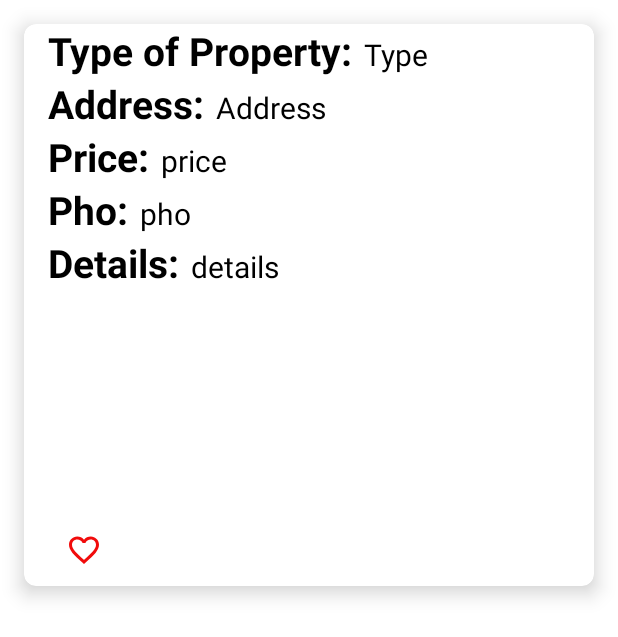
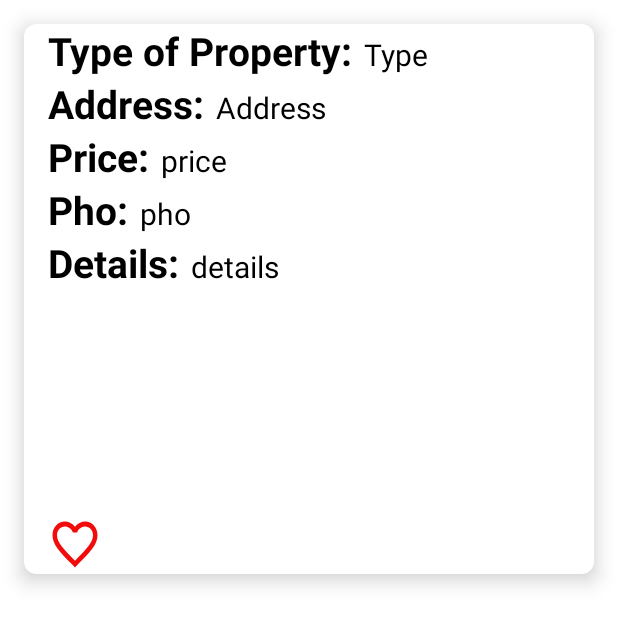
Before and after one commit to savitore/Tenant-Finder, an Android app: the layout list_item.xml on its own in the app's theme, with its tools: preview values and no code run, on a phone screen of 412 x 824 dp. Shown: the top 637 px of the screen. Run offline under Robolectric (Android 15) with nearby library versions, the phone set to English and light mode, and no system bars.

Commit message:
Almost done3.

```diff
--- a/app/src/main/AndroidManifest.xml
+++ b/app/src/main/AndroidManifest.xml
@@ -1,6 +1,6 @@
 <?xml version="1.0" encoding="utf-8"?>
 <manifest xmlns:android="http://schemas.android.com/apk/res/android"
-    package="com.example.tenantfinder" >
+    package="com.example.tenantfinder">
 
     <uses-permission android:name="android.permission.READ_EXTERNAL_STORAGE" />
     <uses-permission android:name="android.permission.INTERNET" />
@@ -11,7 +11,7 @@
         android:label="@string/app_name"
         android:roundIcon="@mipmap/ic_launcher_round"
         android:supportsRtl="true"
-        android:theme="@style/Theme.TenantFinder" >
+        android:theme="@style/Theme.TenantFinder">
         <activity
             android:name=".Profile"
             android:exported="false" />
@@ -29,7 +29,7 @@
             android:exported="false" />
         <activity
             android:name=".WelcomeScreen"
-            android:exported="true" >
+            android:exported="true">
             <intent-filter>
                 <action android:name="android.intent.action.MAIN" />
 
--- a/app/src/main/java/com/example/tenantfinder/MainActivity.java
+++ b/app/src/main/java/com/example/tenantfinder/MainActivity.java
@@ -94,6 +94,10 @@ public class MainActivity extends AppCompatActivity {
                 Intent intent1 = new Intent(MainActivity.this, AddProperty.class);
                 startActivity(intent1);
                 return true;
+//            case R.id.item3:
+//                Intent intent3 = new Intent(MainActivity.this,ViewLiked.class);
+//                startActivity(intent3);
+//                return true;
             case R.id.item2:
                 signout();
                 break;
--- a/app/src/main/res/drawable/toggle_selector.xml
+++ b/app/src/main/res/drawable/toggle_selector.xml
@@ -1,6 +1,6 @@
 <?xml version="1.0" encoding="utf-8"?>
 <selector xmlns:android="http://schemas.android.com/apk/res/android">
-<item android:drawable="@drawable/ic_baseline_favorite_border_24" android:state_checked="false"/>
-    <item android:drawable="@drawable/ic_baseline_favorite_24" android:state_checked="true"/>
+    <item android:drawable="@drawable/ic_baseline_favorite_border_24" android:state_checked="false" />
+    <item android:drawable="@drawable/ic_baseline_favorite_24" android:state_checked="true" />
 
 </selector>
--- a/app/src/main/res/layout/list_item.xml
+++ b/app/src/main/res/layout/list_item.xml
@@ -148,17 +148,12 @@
 
         <ImageButton
             android:id="@+id/fav"
-            android:layout_width="wrap_content"
-            android:layout_height="wrap_content"
-            android:background="@color/trans"
-            android:onClick="OnDefaultToggleClick"
-            android:minWidth="48dp"
-            android:minHeight="48dp"
+            android:layout_width="36dp"
+            android:layout_height="40dp"
+            android:textOff=""
             android:textOn=""
-            android:textOff=""
-            android:padding="5dp"
-            android:src="@drawable/toggle_selector"
-            />
+            android:background="@drawable/toggle_selector"
+            android:onClick="OnDefaultToggleClick"/>
 
         <LinearLayout
             android:layout_width="wrap_content"
--- a/app/src/main/res/menu/search_menu.xml
+++ b/app/src/main/res/menu/search_menu.xml
@@ -20,9 +20,13 @@
     <item android:id="@+id/item1"
         android:title="View Profile"
         app:showAsAction="never" />
+    <item android:id="@+id/item3"
+        android:title="View Liked Properties"
+        app:showAsAction="never" />
     <item android:id="@+id/item2"
         android:title="Sign out"
         app:showAsAction="never" />
 
 
+
 </menu>
```
